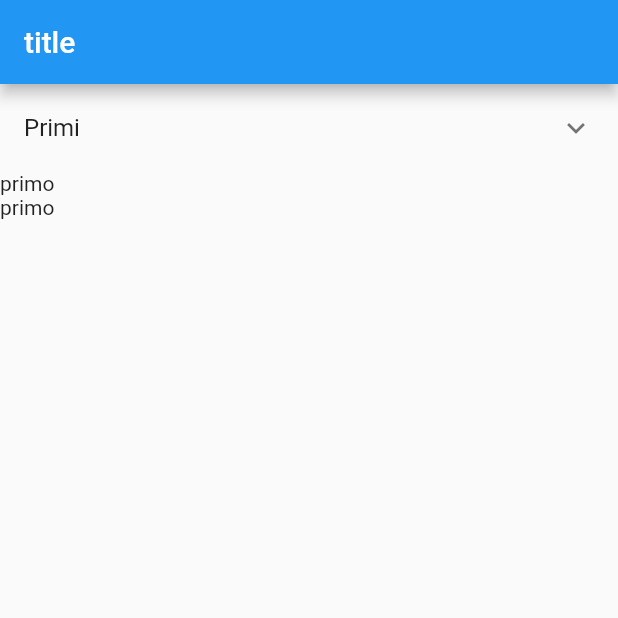
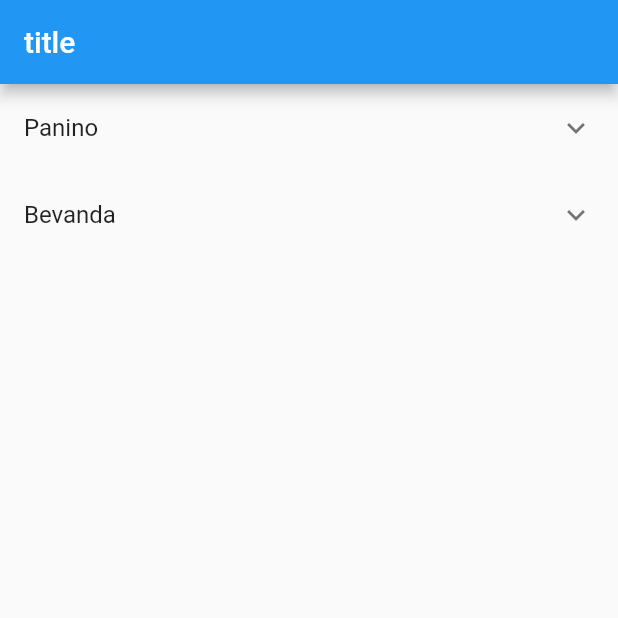
Before and after one commit to lory9894/command_app_frontend, a Flutter app: the screen it shows after launch, on a phone screen of 412 x 824 dp, the top half of it. Run offline on Flutter 3.47's test engine with Material 2 defaults, Android fonts, the phone set to English and light mode, and no system bars.

Commit message:
working wit json in string

```diff
--- /dev/null
+++ b/lib/dummy/dummy_dishes.json
@@ -0,0 +1,24 @@
+[
+  {
+    "name": "il Petrone",
+    "price": 5.50,
+    "description": "panino con prosciutto e mozzarella",
+    "imageUrl": "faioeghd",
+    "course": "Panino"
+  },
+  {
+    "name": "Coppo di Vino",
+    "price": 100.00,
+    "description": "vino rosso",
+    "imageUrl": "faioeghd",
+    "course": "Bevanda"
+  },
+    {
+        "name": "CapecchiCola",
+        "price": 100.00,
+        "description": "hoha hoha",
+        "imageUrl": null,
+        "course": "Bevanda"
+    }
+
+]
--- a/lib/screens/menu.dart
+++ b/lib/screens/menu.dart
@@ -1,34 +1,105 @@
+import 'dart:convert';
+
 import 'package:flutter/material.dart';
 
-class Menu extends StatelessWidget{
+class Dish {
+  final String name;
+  final String description;
+  final double price;
+  final String? imageUrl;
+  final String course;
+
+  Dish(
+      {required this.name,
+      required this.description,
+      required this.price,
+      this.imageUrl,
+      required this.course});
+}
+
+class Menu extends StatefulWidget {
+  const Menu({Key? key}) : super(key: key);
+
+  @override
+  _MenuState createState() => _MenuState();
+}
+
+class _MenuState extends State<Menu> {
+  List<Dish> dishes = List.empty(growable: true);
+  Set<String>? courses;
+
+  @override
+  void initState() {
+    readJson();
+    super.initState();
+  }
+
+  void readJson() async {
+    var json = """
+    [
+  {
+    "name": "il Petrone",
+    "price": 5.50,
+    "description": "panino con prosciutto e mozzarella",
+    "imageUrl": "faioeghd",
+    "course": "Panino"
+  },
+  {
+    "name": "Coppo di Vino",
+    "price": 100.00,
+    "description": "vino rosso",
+    "imageUrl": "faioeghd",
+    "course": "Bevanda"
+  },
+    {
+        "name": "CapecchiCola",
+        "price": 100.00,
+        "description": "hoha hola",
+        "imageUrl": null,
+        "course": "Bevanda"
+    }
+
+]
+""";
+    //var json_online = await http.get(Uri.http("localhost:8080", "dummy_dishes"));
+    var dishes_dict = jsonDecode(json);
+    dishes_dict.forEach((dish) => dishes.add(Dish(
+        name: dish['name'],
+        description: dish['description'],
+        price: dish['price'],
+        imageUrl: dish['imageUrl'],
+        course: dish['course'])));
+    print(dishes_dict);
+    print(dishes);
+  }
+
+  //if the list of courses is not provided, it will be generated from the list of dishes
+  Set<String> _dishes_courses() {
+    courses ??= dishes.map((dish) => dish.course).toSet();
+    return courses!;
+  }
+
   @override
   Widget build(BuildContext context) {
     // TODO: implement build
-    return ListView(
-      children: [
-    ExpansionTile(
-    title: Text(
-    'Primi',
-    ),
-    children: <Widget>[
-    ListTile(
-    title: Text(
-    'coppo',
-    style: TextStyle(fontWeight: FontWeight.w700),
-    ),
-    ),
-      ListTile(
-        title: Text(
-          'petrone',
-          style: TextStyle(fontWeight: FontWeight.w700),
-        ),
-      ),
-    ],
-    ),
-        Text("primo"),
-        Text("primo"),
-      ],
+    return ListView.builder(
+      //find the number of different courses in list dishes
+
+      itemCount: _dishes_courses().length,
+      itemBuilder: (BuildContext context, int index) {
+        return ExpansionTile(
+          title: Text(_dishes_courses().elementAt(index)),
+          children: dishes!
+              .where(
+                  (dish) => dish.course == _dishes_courses().elementAt(index))
+              .map((dish) => ListTile(
+                    title: Text(dish.name),
+                    subtitle: Text(dish.description),
+                    trailing: Text("${dish.price}€"),
+                  ))
+              .toList(),
+        );
+      },
     );
   }
-
 }
--- a/pubspec.yaml
+++ b/pubspec.yaml
@@ -36,6 +36,7 @@ dependencies:
   # The following adds the Cupertino Icons font to your application.
   # Use with the CupertinoIcons class for iOS style icons.
   cupertino_icons: ^1.0.2
+  http: ^0.13.5
 
 dev_dependencies:
   flutter_test:
```
Also changed, not shown: pubspec.lock.
